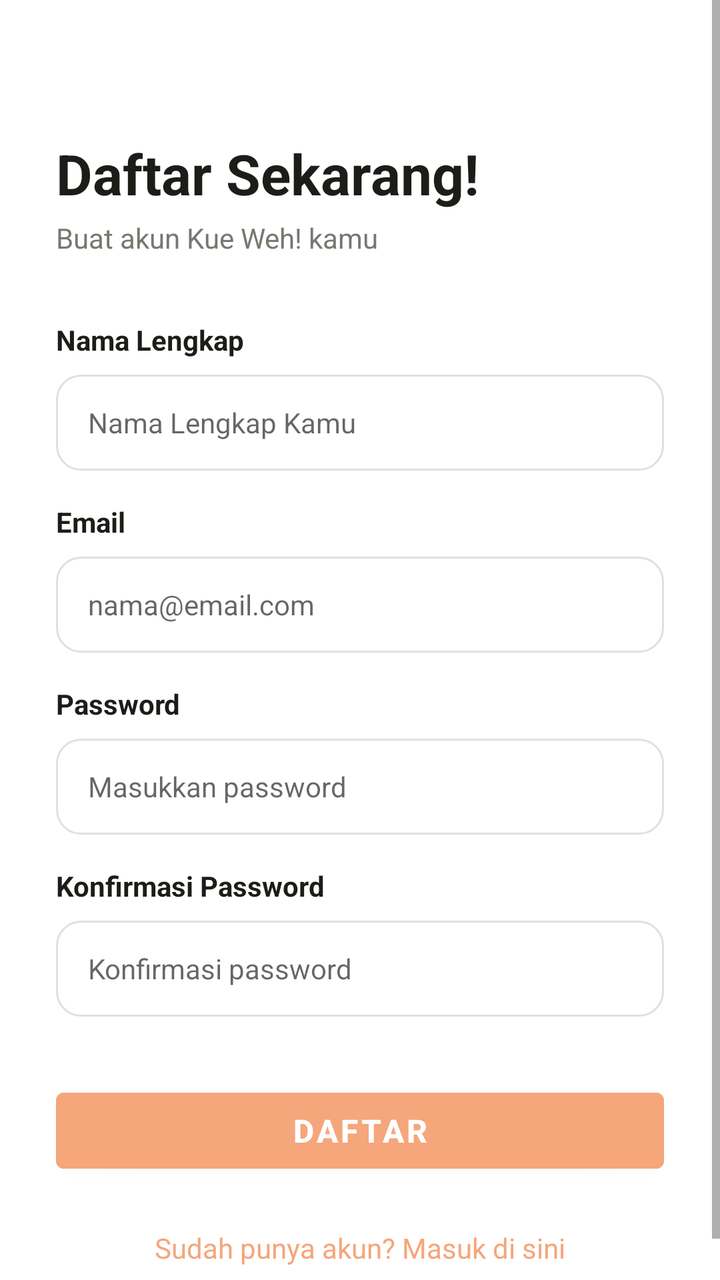
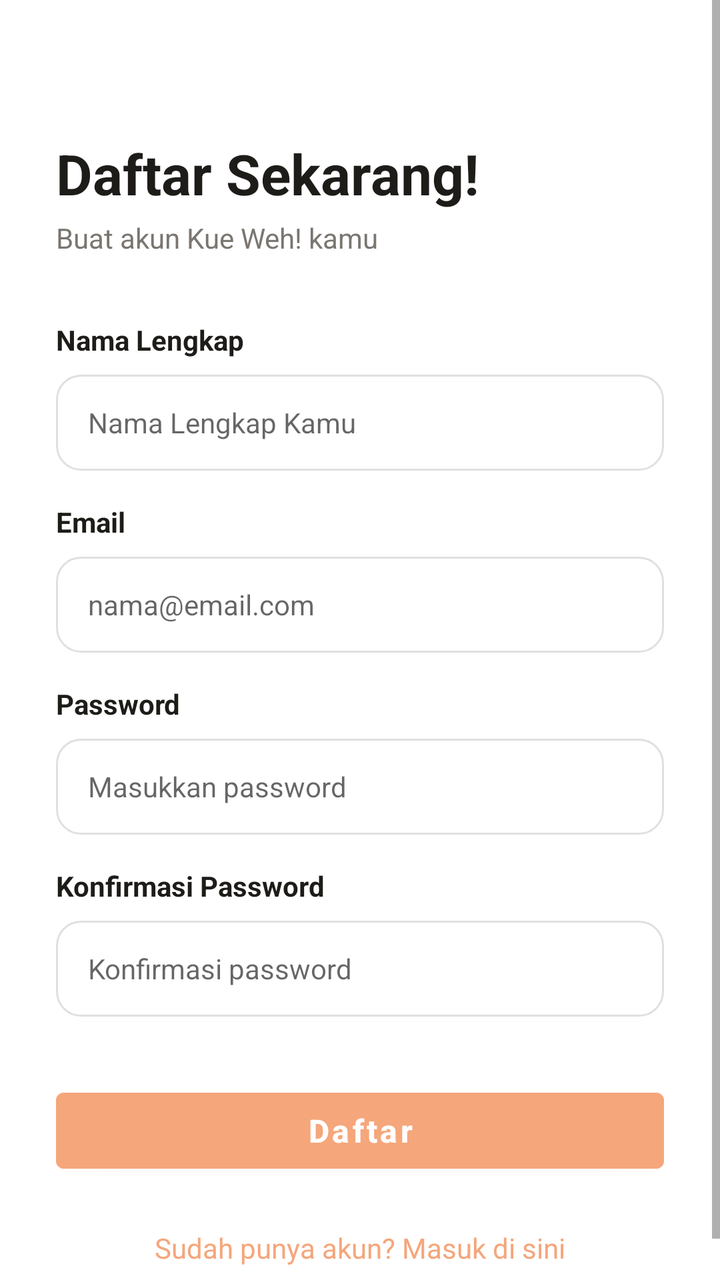

The first picture is an Android layout as it rendered before a commit; the second is the same layout after the commit. The layout source and the unified diff follow.
<!-- AndroidManifest.xml: application theme Theme.KueWeh -->
<!-- res/layout/activity_register.xml -->
<?xml version="1.0" encoding="utf-8"?>
<ScrollView xmlns:android="http://schemas.android.com/apk/res/android"
    android:layout_width="match_parent"
    android:layout_height="match_parent"
    android:background="#FFFFFF"
    android:fillViewport="true">

    <LinearLayout
        android:layout_width="match_parent"
        android:layout_height="wrap_content"
        android:orientation="vertical"
        android:padding="28dp">

        <TextView
            android:layout_width="wrap_content"
            android:layout_height="wrap_content"
            android:layout_marginTop="40dp"
            android:text="Daftar Sekarang!"
            android:textColor="#1E1C18"
            android:textSize="28sp"
            android:textStyle="bold" />

        <TextView
            android:layout_width="wrap_content"
            android:layout_height="wrap_content"
            android:layout_marginTop="4dp"
            android:layout_marginBottom="32dp"
            android:text="Buat akun Kue Weh! kamu"
            android:textColor="#7A7670"
            android:textSize="14sp" />

        <TextView
            android:layout_width="wrap_content"
            android:layout_height="wrap_content"
            android:text="Nama Lengkap"
            android:textColor="#1E1C18"
            android:textStyle="bold" />
        <EditText
            android:id="@+id/etRegisterNama"
            android:layout_width="match_parent"
            android:layout_height="48dp"
            android:layout_marginTop="8dp"
            android:layout_marginBottom="16dp"
            android:background="@drawable/bg_input_rounded"
            android:hint="Nama Lengkap Kamu"
            android:inputType="textPersonName"
            android:paddingHorizontal="16dp"
            android:textSize="14sp" />

        <TextView
            android:layout_width="wrap_content"
            android:layout_height="wrap_content"
            android:text="Email"
            android:textColor="#1E1C18"
            android:textStyle="bold" />
        <EditText
            android:id="@+id/etRegisterEmail"
            android:layout_width="match_parent"
            android:layout_height="48dp"
            android:layout_marginTop="8dp"
            android:layout_marginBottom="16dp"
            android:background="@drawable/bg_input_rounded"
            android:hint="nama@email.com"
            android:inputType="textEmailAddress"
            android:paddingHorizontal="16dp"
            android:textSize="14sp" />

        <TextView
            android:layout_width="wrap_content"
            android:layout_height="wrap_content"
            android:text="Password"
            android:textColor="#1E1C18"
            android:textStyle="bold" />
        <EditText
            android:id="@+id/etRegisterPassword"
            android:layout_width="match_parent"
            android:layout_height="48dp"
            android:layout_marginTop="8dp"
            android:layout_marginBottom="16dp"
            android:background="@drawable/bg_input_rounded"
            android:hint="Masukkan password"
            android:inputType="textPassword"
            android:paddingHorizontal="16dp"
            android:textSize="14sp" />

        <TextView
            android:layout_width="wrap_content"
            android:layout_height="wrap_content"
            android:text="Konfirmasi Password"
            android:textColor="#1E1C18"
            android:textStyle="bold" />
        <EditText
            android:id="@+id/etRegisterKonfirmasi"
            android:layout_width="match_parent"
            android:layout_height="48dp"
            android:layout_marginTop="8dp"
            android:layout_marginBottom="32dp"
            android:background="@drawable/bg_input_rounded"
            android:hint="Konfirmasi password"
            android:inputType="textPassword"
            android:paddingHorizontal="16dp"
            android:textSize="14sp" />

        <Button
            android:id="@+id/btnRegister"
            android:layout_width="match_parent"
            android:layout_height="50dp"
            android:backgroundTint="#F5A67B"
            android:text="Daftar"
            android:textColor="#FFFFFF"
            android:textSize="16sp"
            android:textStyle="bold" />

        <TextView
            android:id="@+id/tvToLogin"
            android:layout_width="wrap_content"
            android:layout_height="wrap_content"
            android:layout_gravity="center_horizontal"
            android:layout_marginTop="24dp"
            android:text="Sudah punya akun? Masuk di sini"
            android:textColor="#F5A67B"
            android:textSize="14sp" />
    </LinearLayout>
</ScrollView>
<!-- resources referenced by this layout -->
<resources>
  <!-- drawable bg_input_rounded (drawable) -->
  <?xml version="1.0" encoding="utf-8"?>
  <shape xmlns:android="http://schemas.android.com/apk/res/android">
      <solid android:color="#FFFFFF" />
      <stroke android:width="1dp" android:color="#E0E0E0" />
      <corners android:radius="12dp" />
  </shape>
  <style name="Theme.KueWeh" parent="Theme.MaterialComponents.Light.NoActionBar">
          <item name="android:statusBarColor">@android:color/transparent</item>
  
          <item name="android:windowLightStatusBar">true</item>
      </style>
</resources>

<!-- the commit's change to res/layout/activity_register.xml (unified diff, before → after) -->
@@ -109,7 +109,8 @@
             android:text="Daftar"
             android:textColor="#FFFFFF"
             android:textSize="16sp"
-            android:textStyle="bold" />
+            android:textStyle="bold"
+            android:textAllCaps="false"/>
 
         <TextView
             android:id="@+id/tvToLogin"
